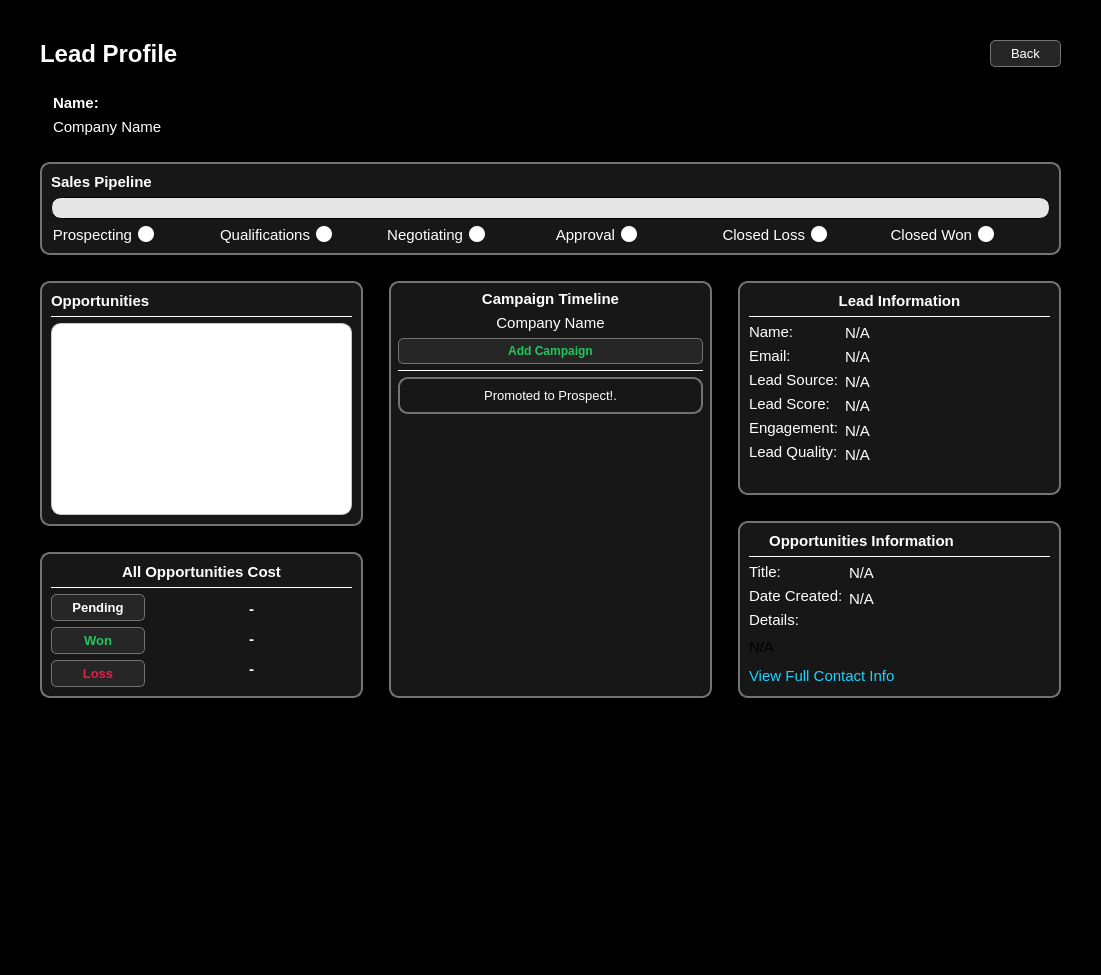
Before: the Qt Designer form CRM/views/ui/leads_profile.ui in ImGaby123/SalesOptimizer-CRM, drawn with Qt 5.
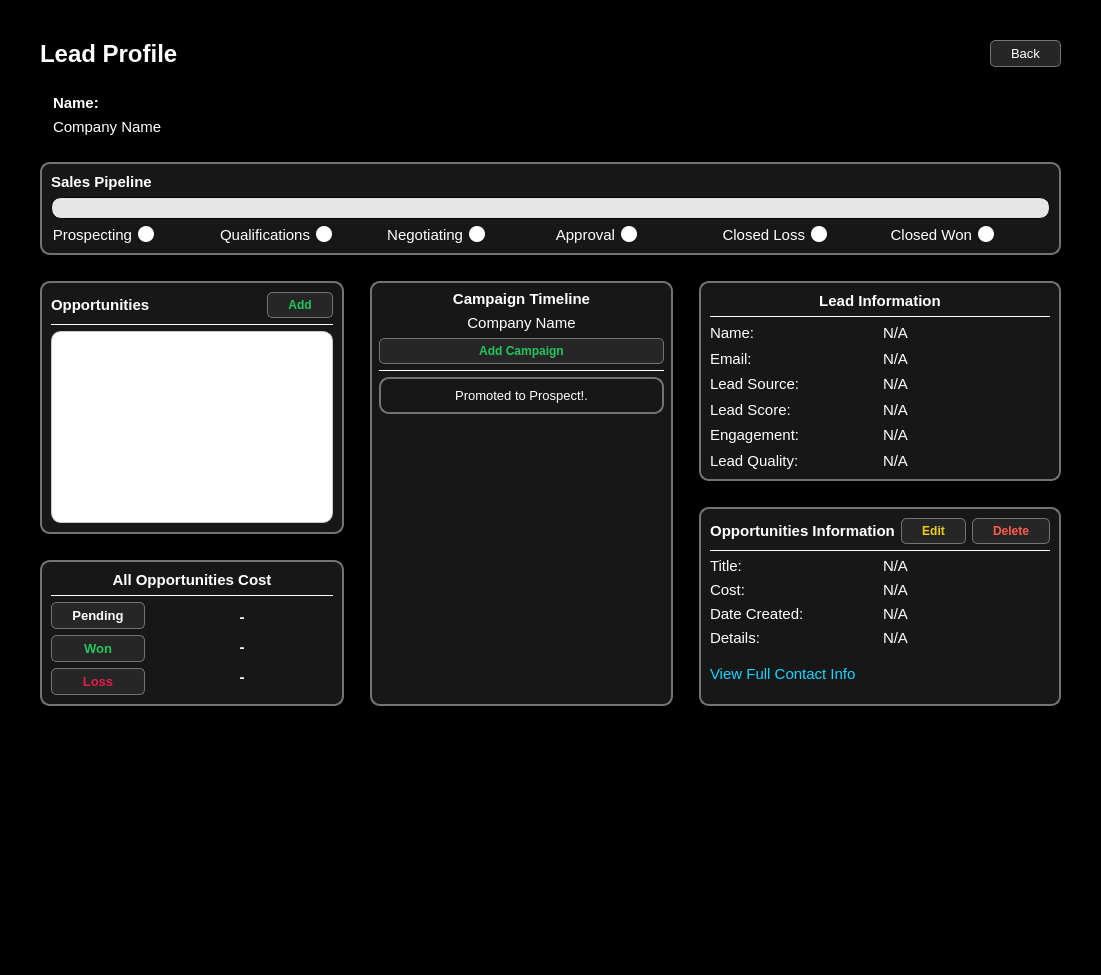
After: the same form once the commit is applied. Icons and pictures are not drawn.

Commit message: leads_profile opportunity_info reflects when table is clicked

```diff
--- a/CRM/views/ui/leads_profile.ui
+++ b/CRM/views/ui/leads_profile.ui
@@ -652,12 +652,28 @@
                      </item>
                      <item>
                       <widget class="QPushButton" name="add_btn">
+                       <property name="font">
+                        <font>
+                         <pointsize>9</pointsize>
+                         <bold>true</bold>
+                        </font>
+                       </property>
+                       <property name="cursor">
+                        <cursorShape>PointingHandCursor</cursorShape>
+                       </property>
                        <property name="toolTip">
                         <string/>
                        </property>
                        <property name="styleSheet">
                         <string notr="true">QPushButton {
-    border: none;
+    background-color: #262626;
+    border: 1px solid #737373;
+    color: #22C55E;
+    border-radius: 5px;
+    padding: 5px;
+    text-align: center;
+	padding-left: 20px;
+    padding-right: 20px;
 }
 
 QPushButton:hover {
@@ -674,7 +690,7 @@
 </string>
                        </property>
                        <property name="text">
-                        <string/>
+                        <string>Add</string>
                        </property>
                        <property name="icon">
                         <iconset resource="../qrc/icons.qrc">
@@ -722,11 +738,10 @@
     alternate-background-color: rgb(235, 235, 235);
     gridline-color: rgb(200, 200, 200);
     color: black;
-    font: 11pt &quot;Segoe UI&quot;;
+    font: 10pt &quot;Segoe UI&quot;;
     selection-background-color: rgb(100, 149, 237);  /* Light blue selection */
     selection-color: white;
     border: 1px solid rgb(200, 200, 200);
-	text-align: center;
 }
 
 QTableWidget::item {
@@ -736,7 +751,9 @@
 QHeaderView::section {
     background-color: rgb(240, 240, 240);
     color: black;
- 	font: 11pt &quot;Segoe UI&quot;;
+    padding: 6px;
+    border: 1px solid rgb(200, 200, 200);
+    font-weight: bold;
 }
 
 QTableCornerButton::section {
@@ -872,9 +889,9 @@
 }
 
 QPushButton:pressed {
-    background-color: rgb(180, 180, 180);  /* Darker gray on press */
-}
-</string>
+    background-color: #262626;
+    color: #FFF;
+}</string>
                            </property>
                            <property name="text">
                             <string>Pending</string>
@@ -917,8 +934,7 @@
 QPushButton:pressed {
     background-color: rgb(180, 180, 180);  /* Darker gray on press */
     color: #22C55E;
-}
-</string>
+}</string>
                            </property>
                            <property name="text">
                             <string>Won</string>
@@ -961,8 +977,7 @@
 QPushButton:pressed {
     background-color: rgb(180, 180, 180);  /* Darker gray on press */
     color: #E11D48;
-}
-</string>
+}</string>
                            </property>
                            <property name="text">
                             <string>Loss</string>
@@ -1095,8 +1110,8 @@
                   <rect>
                    <x>0</x>
                    <y>0</y>
-                   <width>297</width>
-                   <height>543</height>
+                   <width>227</width>
+                   <height>505</height>
                   </rect>
                  </property>
                  <property name="styleSheet">
@@ -1196,8 +1211,7 @@
 QPushButton:pressed {
     background-color: rgb(180, 180, 180);  /* Darker gray on press */
     color: #22C55E;
-}
-</string>
+}</string>
                           </property>
                           <property name="text">
                            <string>Add Campaign</string>
@@ -1482,23 +1496,6 @@
                          </property>
                         </widget>
                        </item>
-                       <item>
-                        <widget class="QLabel" name="leadquality_lbl_2">
-                         <property name="font">
-                          <font>
-                           <pointsize>11</pointsize>
-                          </font>
-                         </property>
-                         <property name="styleSheet">
-                          <string notr="true">background: transparent;
-color: #fff;
-border: none</string>
-                         </property>
-                         <property name="text">
-                          <string/>
-                         </property>
-                        </widget>
-                       </item>
                       </layout>
                      </item>
                      <item>
@@ -1605,19 +1602,6 @@
                          </property>
                         </widget>
                        </item>
-                       <item>
-                        <spacer name="horizontalSpacer_7">
-                         <property name="orientation">
-                          <enum>Qt::Orientation::Horizontal</enum>
-                         </property>
-                         <property name="sizeHint" stdset="0">
-                          <size>
-                           <width>40</width>
-                           <height>20</height>
-                          </size>
-                         </property>
-                        </spacer>
-                       </item>
                       </layout>
                      </item>
                     </layout>
@@ -1687,9 +1671,24 @@
                      </item>
                      <item>
                       <widget class="QPushButton" name="edit_btn">
+                       <property name="font">
+                        <font>
+                         <bold>true</bold>
+                        </font>
+                       </property>
+                       <property name="cursor">
+                        <cursorShape>PointingHandCursor</cursorShape>
+                       </property>
                        <property name="styleSheet">
                         <string notr="true">QPushButton {
-    border: none;
+    background-color: #262626;
+    border: 1px solid #737373;
+	color: rgb(239, 207, 27);
+    border-radius: 5px;
+    padding: 5px;
+    text-align: center;
+	padding-left: 20px;
+    padding-right: 20px;
 }
 
 QPushButton:hover {
@@ -1699,14 +1698,12 @@
 }
 
 QPushButton:pressed {
-    background-color: #5A5A5A; /* Darker gray background on press */
-    color: #FFFFFF; /* White text on press */
-    border-color: #1E90FF; /* Keep the blue border color when pressed */
-}
-</string>
+    background-color: #262626;
+	color: rgb(239, 207, 27);
+}</string>
                        </property>
                        <property name="text">
-                        <string/>
+                        <string>Edit</string>
                        </property>
                        <property name="icon">
                         <iconset resource="../qrc/icons.qrc">
@@ -1737,7 +1734,14 @@
                        </property>
                        <property name="styleSheet">
                         <string notr="true">QPushButton {
-    border: none;
+    background-color: #262626;
+    border: 1px solid #737373;
+	color: rgb(255, 93, 78);
+    border-radius: 5px;
+    padding: 5px;
+    text-align: center;
+	padding-left: 20px;
+    padding-right: 20px;
 }
 
 QPushButton:hover {
@@ -1754,7 +1758,7 @@
 </string>
                        </property>
                        <property name="text">
-                        <string/>
+                        <string>Delete</string>
                        </property>
                        <property name="icon">
                         <iconset resource="../qrc/icons.qrc">
@@ -1812,6 +1816,23 @@
                          </property>
                         </widget>
                        </item>
+                       <item>
+                        <widget class="QLabel" name="opp_cost_lbl">
+                         <property name="font">
+                          <font>
+                           <pointsize>11</pointsize>
+                          </font>
+                         </property>
+                         <property name="styleSheet">
+                          <string notr="true">background: transparent;
+color: #fff;
+border: none</string>
+                         </property>
+                         <property name="text">
+                          <string>Cost:</string>
+                         </property>
+                        </widget>
+                       </item>
                        <item>
                         <widget class="QLabel" name="comprole_lbl">
                          <property name="font">
@@ -1885,43 +1906,43 @@
                         </widget>
                        </item>
                        <item>
-                        <spacer name="horizontalSpacer_8">
-                         <property name="orientation">
-                          <enum>Qt::Orientation::Horizontal</enum>
+                        <widget class="QLabel" name="opportunity_date_lbl">
+                         <property name="font">
+                          <font>
+                           <pointsize>11</pointsize>
+                          </font>
                          </property>
-                         <property name="sizeHint" stdset="0">
-                          <size>
-                           <width>40</width>
-                           <height>20</height>
-                          </size>
+                         <property name="styleSheet">
+                          <string notr="true">background: transparent;
+color: #fff;
+border: none</string>
                          </property>
-                        </spacer>
+                         <property name="text">
+                          <string>N/A</string>
+                         </property>
+                        </widget>
+                       </item>
+                       <item>
+                        <widget class="QLabel" name="opportunity_details_lbl">
+                         <property name="font">
+                          <font>
+                           <pointsize>11</pointsize>
+                          </font>
+                         </property>
+                         <property name="styleSheet">
+                          <string notr="true">background: transparent;
+color: #fff;
+border: none</string>
+                         </property>
+                         <property name="text">
+                          <string>N/A</string>
+                         </property>
+                        </widget>
                        </item>
                       </layout>
                      </item>
                     </layout>
                    </item>
-                   <item>
-                    <layout class="QHBoxLayout" name="horizontalLayout_23">
-                     <item>
-                      <widget class="QLabel" name="details_lbl">
-                       <property name="font">
-                        <font>
-                         <pointsize>11</pointsize>
-                        </font>
-                       </property>
-                       <property name="styleSheet">
-                        <string notr="true">background: transparent;
-
-border: none</string>
-                       </property>
-                       <property name="text">
-                        <string>N/A</string>
-                       </property>
-                      </widget>
-                     </item>
-                    </layout>
-                   </item>
                    <item>
                     <layout class="QHBoxLayout" name="horizontalLayout">
                      <item>
```
Left out of the diff: 95 changed lines with no effect on the pictures. The commit also changes 2 other files.
